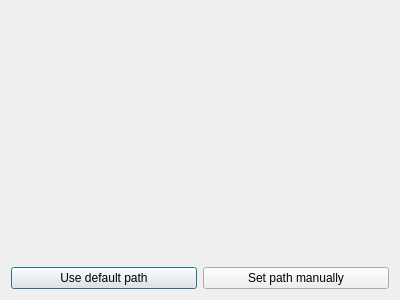
Old version of the form src/gui/ediinotfounddialog.ui in the repository echmet/CEval.
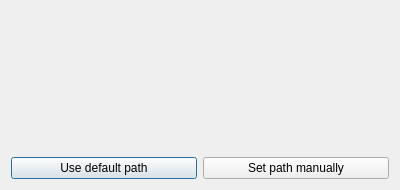
New version of the form.

Commit message: Simplify EDII not being set dialog message

Diff of the .ui file:
```diff
--- a/src/gui/ediinotfounddialog.ui
+++ b/src/gui/ediinotfounddialog.ui
@@ -7,7 +7,7 @@
     <x>0</x>
     <y>0</y>
     <width>400</width>
-    <height>300</height>
+    <height>190</height>
    </rect>
   </property>
   <property name="windowTitle">
```
Left out of the diff: 4 changed lines with no effect on the pictures. The commit also changes 1 other file.
